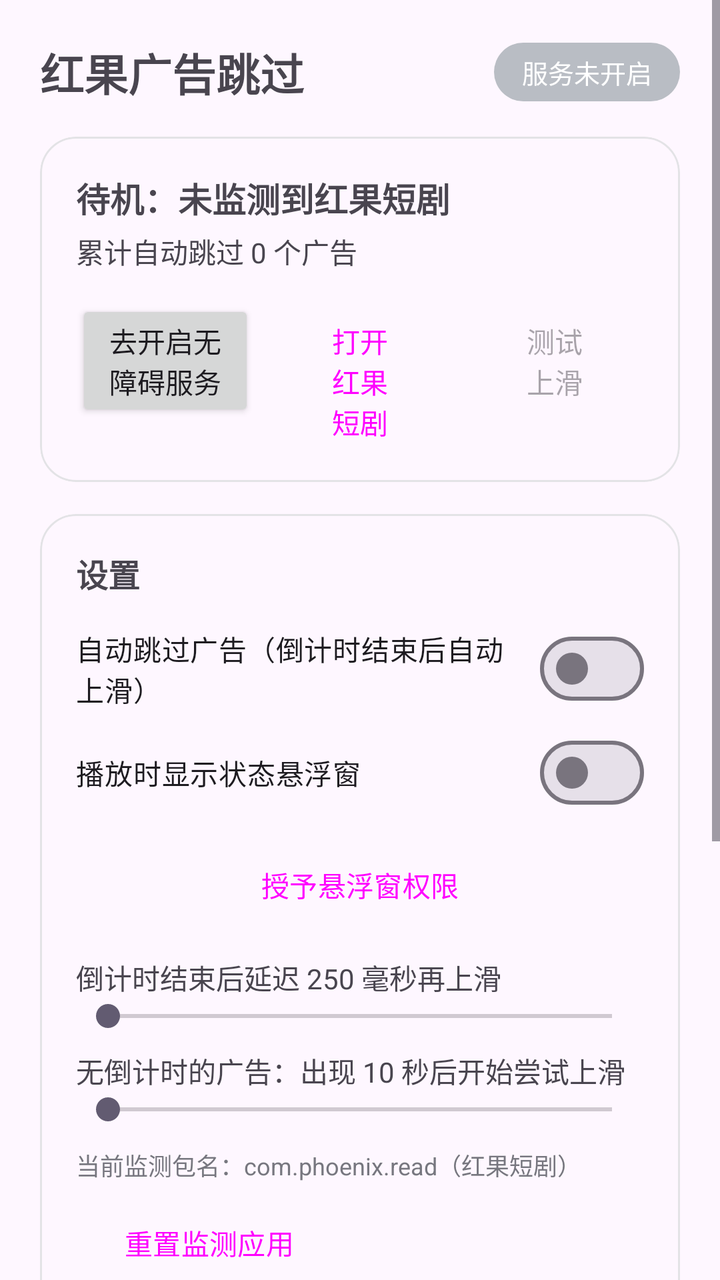
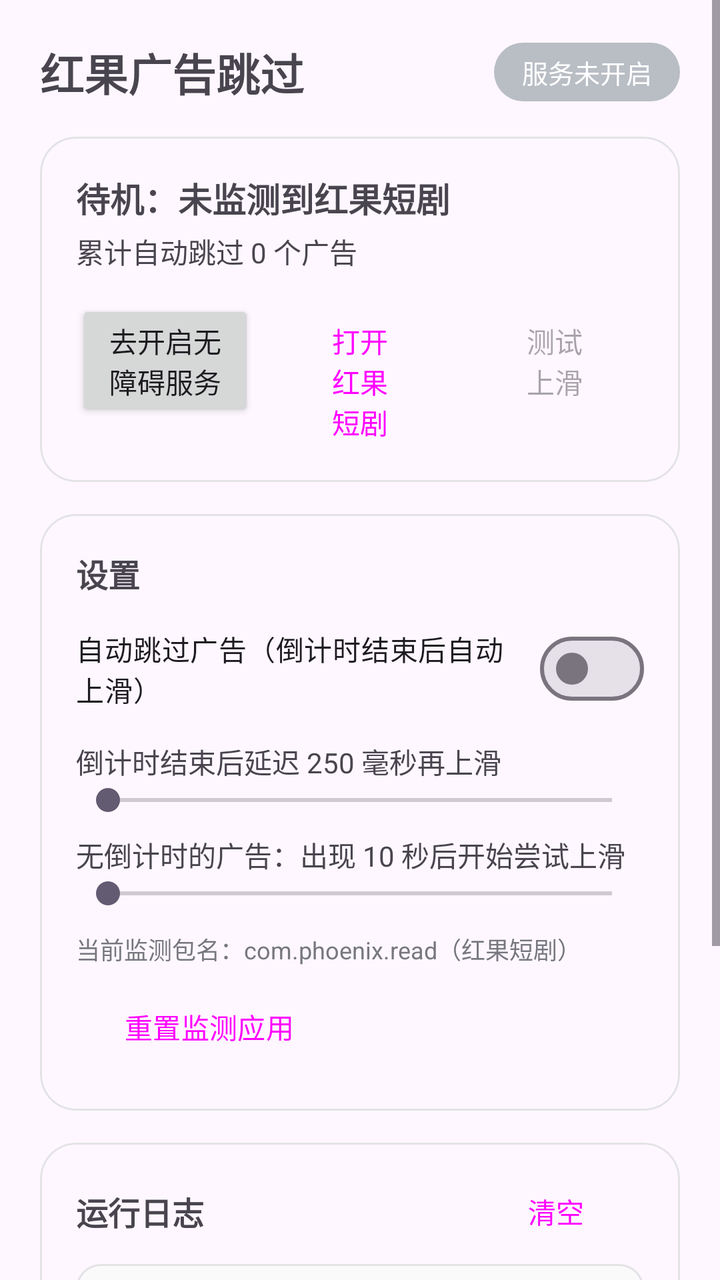

The first picture is an Android layout as it rendered before a commit; the second is the same layout after the commit. The layout source and the unified diff follow.
<!-- AndroidManifest.xml: application theme Theme.App -->
<!-- res/layout/activity_main.xml -->
<?xml version="1.0" encoding="utf-8"?>
<ScrollView xmlns:android="http://schemas.android.com/apk/res/android"
    xmlns:app="http://schemas.android.com/apk/res-auto"
    android:layout_width="match_parent"
    android:layout_height="match_parent"
    android:fillViewport="true">

    
    <LinearLayout
        android:layout_width="match_parent"
        android:layout_height="wrap_content"
        android:layout_gravity="center_horizontal"
        android:maxWidth="620dp"
        android:orientation="vertical"
        android:padding="20dp">

        
        <LinearLayout
            android:layout_width="match_parent"
            android:layout_height="wrap_content"
            android:gravity="center_vertical"
            android:orientation="horizontal">

            <TextView
                android:layout_width="0dp"
                android:layout_height="wrap_content"
                android:layout_weight="1"
                android:text="@string/app_name"
                android:textSize="22sp"
                android:textStyle="bold" />

            <TextView
                android:id="@+id/statusPill"
                android:layout_width="wrap_content"
                android:layout_height="wrap_content"
                android:background="@drawable/bg_pill_off"
                android:paddingStart="14dp"
                android:paddingTop="5dp"
                android:paddingEnd="14dp"
                android:paddingBottom="5dp"
                android:text="@string/status_off"
                android:textColor="#FFFFFF"
                android:textSize="13sp" />
        </LinearLayout>

        
        <com.google.android.material.card.MaterialCardView
            android:layout_width="match_parent"
            android:layout_height="wrap_content"
            android:layout_marginTop="16dp"
            app:cardCornerRadius="18dp"
            app:cardElevation="0dp"
            app:strokeColor="#E3E3E6"
            app:strokeWidth="1dp">

            <LinearLayout
                android:layout_width="match_parent"
                android:layout_height="wrap_content"
                android:orientation="vertical"
                android:padding="18dp">

                <TextView
                    android:id="@+id/stateText"
                    android:layout_width="match_parent"
                    android:layout_height="wrap_content"
                    android:text="@string/state_idle"
                    android:textSize="17sp"
                    android:textStyle="bold" />

                <TextView
                    android:id="@+id/countText"
                    android:layout_width="match_parent"
                    android:layout_height="wrap_content"
                    android:layout_marginTop="4dp"
                    android:text="@string/count_zero_literal"
                    android:textSize="14sp" />

                <LinearLayout
                    android:layout_width="match_parent"
                    android:layout_height="wrap_content"
                    android:layout_marginTop="14dp"
                    android:orientation="horizontal">

                    <Button
                        android:id="@+id/btnAccessibility"
                        android:layout_width="0dp"
                        android:layout_height="wrap_content"
                        android:layout_marginEnd="8dp"
                        android:layout_weight="1"
                        android:text="@string/btn_accessibility_off" />

                    <Button
                        android:id="@+id/btnOpenTarget"
                        style="?attr/materialButtonOutlinedStyle"
                        android:layout_width="0dp"
                        android:layout_height="wrap_content"
                        android:layout_marginEnd="8dp"
                        android:layout_weight="1"
                        android:text="@string/btn_open_target" />

                    <Button
                        android:id="@+id/btnTestSwipe"
                        style="?attr/materialButtonOutlinedStyle"
                        android:layout_width="0dp"
                        android:layout_height="wrap_content"
                        android:layout_weight="1"
                        android:enabled="false"
                        android:text="@string/btn_test_swipe" />
                </LinearLayout>
            </LinearLayout>
        </com.google.android.material.card.MaterialCardView>

        
        <com.google.android.material.card.MaterialCardView
            android:layout_width="match_parent"
            android:layout_height="wrap_content"
            android:layout_marginTop="16dp"
            app:cardCornerRadius="18dp"
            app:cardElevation="0dp"
            app:strokeColor="#E3E3E6"
            app:strokeWidth="1dp">

            <LinearLayout
                android:layout_width="match_parent"
                android:layout_height="wrap_content"
                android:orientation="vertical"
                android:padding="18dp">

                <TextView
                    android:layout_width="match_parent"
                    android:layout_height="wrap_content"
                    android:text="@string/section_settings"
                    android:textSize="16sp"
                    android:textStyle="bold" />

                <com.google.android.material.materialswitch.MaterialSwitch
                    android:id="@+id/switchAuto"
                    android:layout_width="match_parent"
                    android:layout_height="wrap_content"
                    android:layout_marginTop="12dp"
                    android:text="@string/switch_auto" />

                <com.google.android.material.materialswitch.MaterialSwitch
                    android:id="@+id/switchOverlay"
                    android:layout_width="match_parent"
                    android:layout_height="wrap_content"
                    android:layout_marginTop="4dp"
                    android:text="@string/switch_overlay" />

                <Button
                    android:id="@+id/btnOverlayPermission"
                    style="?attr/materialButtonOutlinedStyle"
                    android:layout_width="match_parent"
                    android:layout_height="wrap_content"
                    android:layout_marginTop="8dp"
                    android:text="@string/btn_overlay_grant" />

                <TextView
                    android:id="@+id/delayLabel"
                    android:layout_width="match_parent"
                    android:layout_height="wrap_content"
                    android:layout_marginTop="12dp"
                    android:text="@string/delay_literal"
                    android:textSize="14sp" />

                <SeekBar
                    android:id="@+id/delayBar"
                    android:layout_width="match_parent"
                    android:layout_height="wrap_content"
                    android:max="1000" />

                <TextView
                    android:id="@+id/fallbackLabel"
                    android:layout_width="match_parent"
                    android:layout_height="wrap_content"
                    android:layout_marginTop="8dp"
                    android:text="@string/fallback_literal"
                    android:textSize="14sp" />

                <SeekBar
                    android:id="@+id/fallbackBar"
                    android:layout_width="match_parent"
                    android:layout_height="wrap_content"
                    android:max="25000" />

                <TextView
                    android:id="@+id/targetsText"
                    android:layout_width="match_parent"
                    android:layout_height="wrap_content"
                    android:layout_marginTop="10dp"
                    android:text="@string/targets_literal"
                    android:textColor="#77777F"
                    android:textSize="12sp" />

                <Button
                    android:id="@+id/btnResetTargets"
                    style="?attr/materialButtonOutlinedStyle"
                    android:layout_width="wrap_content"
                    android:layout_height="wrap_content"
                    android:layout_marginTop="6dp"
                    android:text="@string/btn_reset_targets" />
            </LinearLayout>
        </com.google.android.material.card.MaterialCardView>

        
        <com.google.android.material.card.MaterialCardView
            android:layout_width="match_parent"
            android:layout_height="wrap_content"
            android:layout_marginTop="16dp"
            app:cardCornerRadius="18dp"
            app:cardElevation="0dp"
            app:strokeColor="#E3E3E6"
            app:strokeWidth="1dp">

            <LinearLayout
                android:layout_width="match_parent"
                android:layout_height="wrap_content"
                android:orientation="vertical"
                android:padding="18dp">

                <LinearLayout
                    android:layout_width="match_parent"
                    android:layout_height="wrap_content"
                    android:gravity="center_vertical"
                    android:orientation="horizontal">

                    <TextView
                        android:layout_width="0dp"
                        android:layout_height="wrap_content"
                        android:layout_weight="1"
                        android:text="@string/section_log"
                        android:textSize="16sp"
                        android:textStyle="bold" />

                    <Button
                        android:id="@+id/btnClearLog"
                        style="?attr/materialButtonOutlinedStyle"
                        android:layout_width="wrap_content"
                        android:layout_height="wrap_content"
                        android:minHeight="0dp"
                        android:paddingStart="16dp"
                        android:paddingTop="6dp"
                        android:paddingEnd="16dp"
                        android:paddingBottom="6dp"
                        android:text="@string/btn_clear_log" />
                </LinearLayout>

                <TextView
                    android:id="@+id/logView"
                    android:layout_width="match_parent"
                    android:layout_height="wrap_content"
                    android:layout_marginTop="10dp"
                    android:background="@drawable/bg_log"
                    android:fontFamily="monospace"
                    android:minHeight="130dp"
                    android:padding="12dp"
                    android:textSize="12sp" />
            </LinearLayout>
        </com.google.android.material.card.MaterialCardView>

        <TextView
            android:layout_width="match_parent"
            android:layout_height="wrap_content"
            android:layout_marginTop="14dp"
            android:text="@string/footer_hint"
            android:textColor="#8A8A93"
            android:textSize="12sp" />
    </LinearLayout>
</ScrollView>
<!-- resources referenced by this layout -->
<resources>
  <!-- drawable bg_log (drawable) -->
  <?xml version="1.0" encoding="utf-8"?>
  <shape xmlns:android="http://schemas.android.com/apk/res/android"
      android:shape="rectangle">
      <solid android:color="#FAFAFB" />
      <corners android:radius="12dp" />
      <stroke
          android:width="1dp"
          android:color="#E3E3E6" />
  </shape>
  <!-- drawable bg_pill_off (drawable) -->
  <?xml version="1.0" encoding="utf-8"?>
  <shape xmlns:android="http://schemas.android.com/apk/res/android"
      android:shape="rectangle">
      <solid android:color="#B9BDC4" />
      <corners android:radius="20dp" />
  </shape>
  <string name="app_name">红果广告跳过</string>
  <string name="btn_accessibility_off">去开启无障碍服务</string>
  <string name="btn_clear_log">清空</string>
  <string name="btn_open_target">打开红果短剧</string>
  <string name="btn_overlay_grant">授予悬浮窗权限</string>
  <string name="btn_reset_targets">重置监测应用</string>
  <string name="btn_test_swipe">测试上滑</string>
  <string name="count_zero_literal">累计自动跳过 0 个广告</string>
  <string name="delay_literal">倒计时结束后延迟 250 毫秒再上滑</string>
  <string name="fallback_literal">无倒计时的广告：出现 10 秒后开始尝试上滑</string>
  <string name="footer_hint">原理：通过无障碍服务读取屏幕上的广告倒计时文字，到点后模拟一次上滑手势。全部处理在本机完成，不联网、不上传任何数据。仅供个人舒适观剧使用。</string>
  <string name="section_log">运行日志</string>
  <string name="section_settings">设置</string>
  <string name="state_idle">待机：未监测到红果短剧</string>
  <string name="status_off">服务未开启</string>
  <string name="switch_auto">自动跳过广告（倒计时结束后自动上滑）</string>
  <string name="switch_overlay">播放时显示状态悬浮窗</string>
  <string name="targets_literal">当前监测包名：com.phoenix.read（红果短剧）</string>
  <style name="Theme.App" parent="Theme.Material3.DayNight.NoActionBar" />
</resources>

<!-- the commit's change to res/layout/activity_main.xml (unified diff, before → after) -->
@@ -140,21 +140,6 @@
                     android:layout_marginTop="12dp"
                     android:text="@string/switch_auto" />
 
-                <com.google.android.material.materialswitch.MaterialSwitch
-                    android:id="@+id/switchOverlay"
-                    android:layout_width="match_parent"
-                    android:layout_height="wrap_content"
-                    android:layout_marginTop="4dp"
-                    android:text="@string/switch_overlay" />
-
-                <Button
-                    android:id="@+id/btnOverlayPermission"
-                    style="?attr/materialButtonOutlinedStyle"
-                    android:layout_width="match_parent"
-                    android:layout_height="wrap_content"
-                    android:layout_marginTop="8dp"
-                    android:text="@string/btn_overlay_grant" />
-
                 <TextView
                     android:id="@+id/delayLabel"
                     android:layout_width="match_parent"
<!-- resource entries referenced after the edit -->
@@ -21,7 +21,6 @@
   <string name="btn_accessibility_off">去开启无障碍服务</string>
   <string name="btn_clear_log">清空</string>
   <string name="btn_open_target">打开红果短剧</string>
-  <string name="btn_overlay_grant">授予悬浮窗权限</string>
   <string name="btn_reset_targets">重置监测应用</string>
   <string name="btn_test_swipe">测试上滑</string>
   <string name="count_zero_literal">累计自动跳过 0 个广告</string>
@@ -33,7 +32,6 @@
   <string name="state_idle">待机：未监测到红果短剧</string>
   <string name="status_off">服务未开启</string>
   <string name="switch_auto">自动跳过广告（倒计时结束后自动上滑）</string>
-  <string name="switch_overlay">播放时显示状态悬浮窗</string>
   <string name="targets_literal">当前监测包名：com.phoenix.read（红果短剧）</string>
   <style name="Theme.App" parent="Theme.Material3.DayNight.NoActionBar" />
 </resources>
